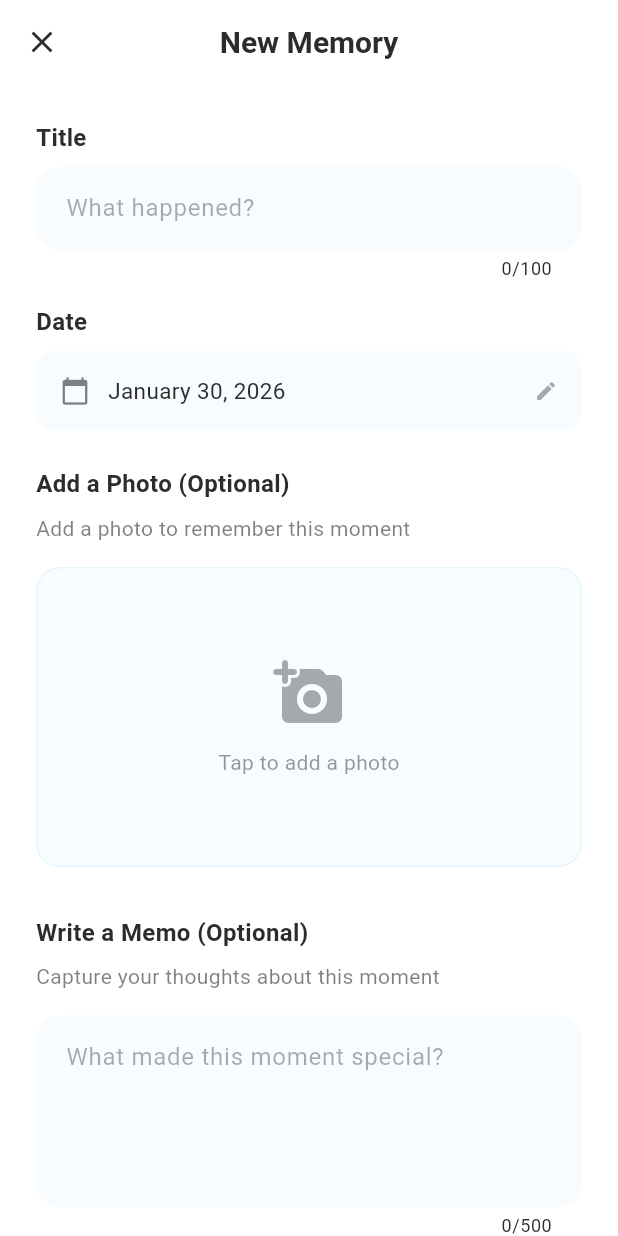
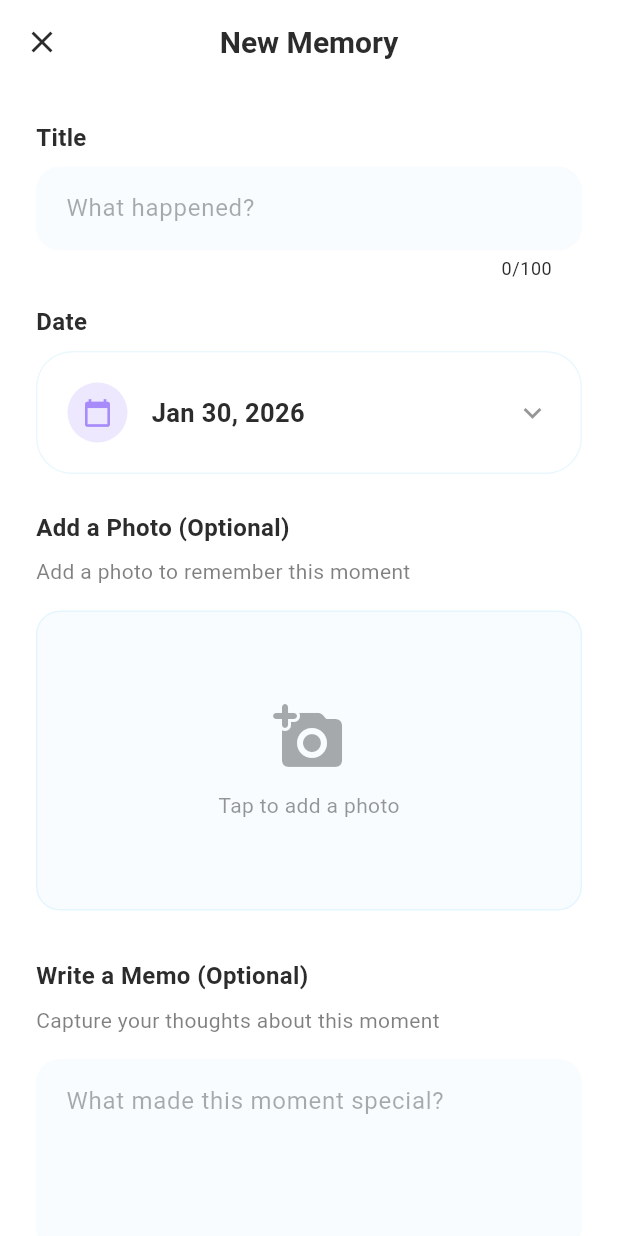
Before and after one commit to ptan24b58/catalist, a Flutter app: the MemoryCaptureScreen screen opened directly, on a phone screen of 412 x 824 dp. Run offline on Flutter 3.47's test engine with Material 3 defaults, Android fonts, the phone set to English and light mode, and no system bars; our stand-ins replace image_picker, lottie, shared_preferences; accounts and stored records are empty.

Commit message:
minor redesign

```diff
--- a/lib/screens/memories_screen.dart
+++ b/lib/screens/memories_screen.dart
@@ -67,7 +67,7 @@ class _MemoriesScreenState extends State<MemoriesScreen> {
     final theme = Theme.of(context);
 
     return Scaffold(
-      backgroundColor: theme.colorScheme.surface,
+      backgroundColor: AppColors.surfaceTint,
       appBar: AppBar(
         title: const Text('Memories'),
         centerTitle: true,
--- a/lib/screens/memory_capture_screen.dart
+++ b/lib/screens/memory_capture_screen.dart
@@ -33,6 +33,7 @@ class _MemoryCaptureScreenState extends State<MemoryCaptureScreen> {
   String? _existingImagePath;
   DateTime _eventDate = DateTime.now();
   bool _isSaving = false;
+  bool _showCalendar = false;
 
   bool get _isGoalCompletion => widget.goal != null;
   bool get _isEditing => widget.existingMemory != null;
@@ -144,17 +145,14 @@ class _MemoryCaptureScreenState extends State<MemoryCaptureScreen> {
     );
   }
 
-  Future<void> _pickDate() async {
-    final picked = await showDatePicker(
-      context: context,
-      initialDate: _eventDate,
-      firstDate: DateTime(2000),
-      lastDate: DateTime.now(),
+  static final _cardBoxDecoration = BoxDecoration(
+    color: Colors.white,
+    borderRadius: BorderRadius.circular(24),
+    border: Border.all(
+      color: AppColors.primaryLight.withValues(alpha: 0.3),
+      width: 1,
+    ),
   );
-    if (picked != null && mounted) {
-      setState(() => _eventDate = picked);
-    }
-  }
 
   Future<void> _save() async {
     if (_isSaving) return;
@@ -330,42 +328,80 @@ class _MemoryCaptureScreenState extends State<MemoryCaptureScreen> {
                   ),
                 ),
                 const SizedBox(height: 8),
-                GestureDetector(
-                  onTap: _pickDate,
-                  child: Container(
-                    padding: const EdgeInsets.all(16),
-                    decoration: BoxDecoration(
-                      color: theme.colorScheme.surfaceContainerHighest
-                          .withValues(alpha: 0.5),
-                      borderRadius: BorderRadius.circular(12),
-                    ),
+                Container(
+                  decoration: _cardBoxDecoration,
+                  child: Material(
+                    color: Colors.transparent,
+                    child: InkWell(
+                      onTap: () => setState(() => _showCalendar = !_showCalendar),
+                      borderRadius: BorderRadius.circular(24),
+                      child: Padding(
+                        padding: const EdgeInsets.all(20),
                         child: Row(
                           children: [
-                        Icon(
+                            CircleAvatar(
+                              radius: 20,
+                              backgroundColor: AppColors.primary.withValues(alpha: 0.2),
+                              child: const Icon(
                                 Icons.calendar_today,
                                 size: 20,
-                          color: theme.colorScheme.onSurface
-                              .withValues(alpha: 0.6),
+                                color: AppColors.primary,
                               ),
-                        const SizedBox(width: 12),
-                        Text(
-                          DateFormat('MMMM d, yyyy').format(_eventDate),
+                            ),
+                            const SizedBox(width: 16),
+                            Expanded(
+                              child: Text(
+                                DateFormat('MMM d, yyyy').format(_eventDate),
                                 style: TextStyle(
-                            fontSize: 15,
+                                  fontSize: 17,
+                                  fontWeight: FontWeight.w600,
                                   color: theme.colorScheme.onSurface,
                                 ),
                               ),
-                        const Spacer(),
+                            ),
                             Icon(
-                          Icons.edit,
-                          size: 16,
-                          color: theme.colorScheme.onSurface
-                              .withValues(alpha: 0.4),
+                              _showCalendar ? Icons.keyboard_arrow_up : Icons.keyboard_arrow_down,
+                              color: theme.colorScheme.onSurface.withValues(alpha: 0.5),
                             ),
                           ],
                         ),
                       ),
                     ),
+                  ),
+                ),
+                if (_showCalendar) ...[
+                  const SizedBox(height: 12),
+                  Container(
+                    decoration: _cardBoxDecoration,
+                    clipBehavior: Clip.antiAlias,
+                    child: Theme(
+                      data: theme.copyWith(
+                        colorScheme: theme.colorScheme.copyWith(
+                          primary: AppColors.primary,
+                          onPrimary: Colors.white,
+                          surface: Colors.white,
+                          onSurface: theme.colorScheme.onSurface,
+                        ),
+                        textButtonTheme: TextButtonThemeData(
+                          style: TextButton.styleFrom(
+                            foregroundColor: AppColors.primary,
+                          ),
+                        ),
+                      ),
+                      child: CalendarDatePicker(
+                        initialDate: _eventDate,
+                        firstDate: DateTime(2000),
+                        lastDate: DateTime.now(),
+                        onDateChanged: (picked) {
+                          setState(() {
+                            _eventDate = picked;
+                            _showCalendar = false;
+                          });
+                        },
+                      ),
+                    ),
+                  ),
+                ],
                 const SizedBox(height: 24),
               ],
 
```
Lines whose indentation alone changed are shown as unchanged.
